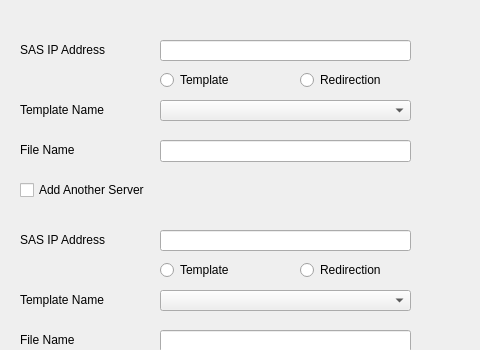
Qt form GUI/Final_Code/UI_designs/SAS.ui (omar-bahaa/cloud-project) before a commit; both pictures show x 0 to 480 and y 0 to 350 of the 640 by 480 pixel window.
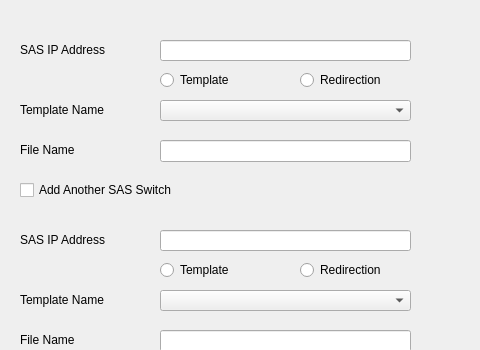
The same form after that commit.

Diff of the .ui file:
```diff
--- a/GUI/Final_Code/UI_designs/SAS.ui
+++ b/GUI/Final_Code/UI_designs/SAS.ui
@@ -272,7 +272,7 @@
     </rect>
    </property>
    <property name="text">
-    <string>Add Another Server</string>
+    <string>Add Another SAS Switch</string>
    </property>
   </widget>
   <widget class="QPushButton" name="Back_button">
```
